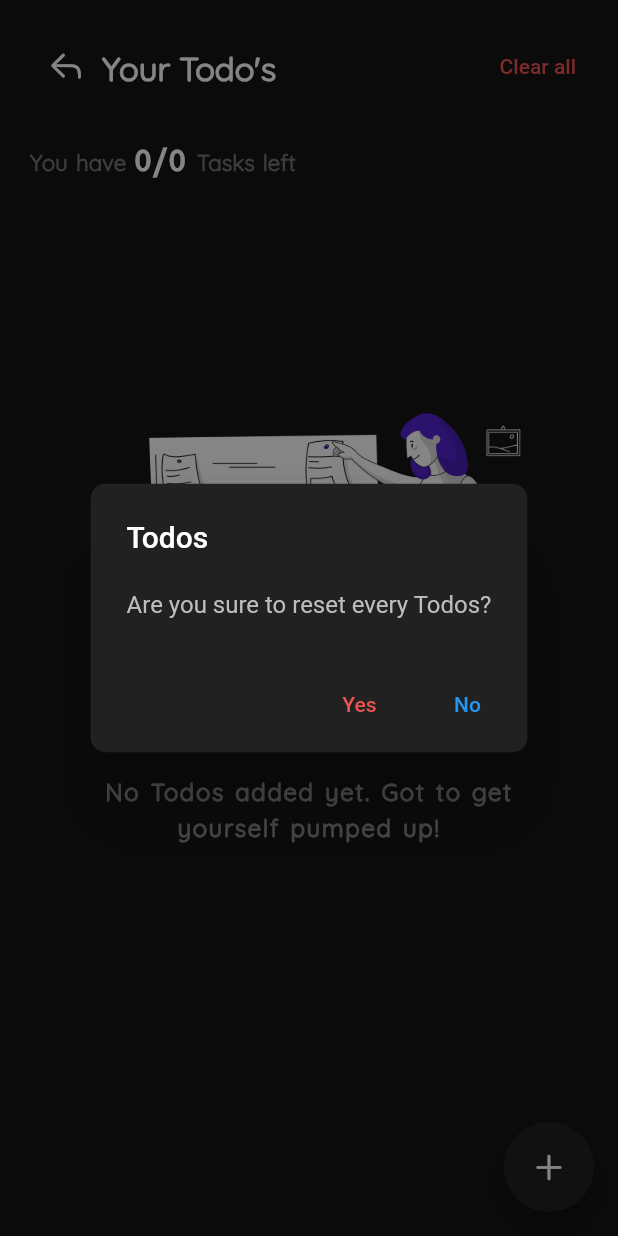
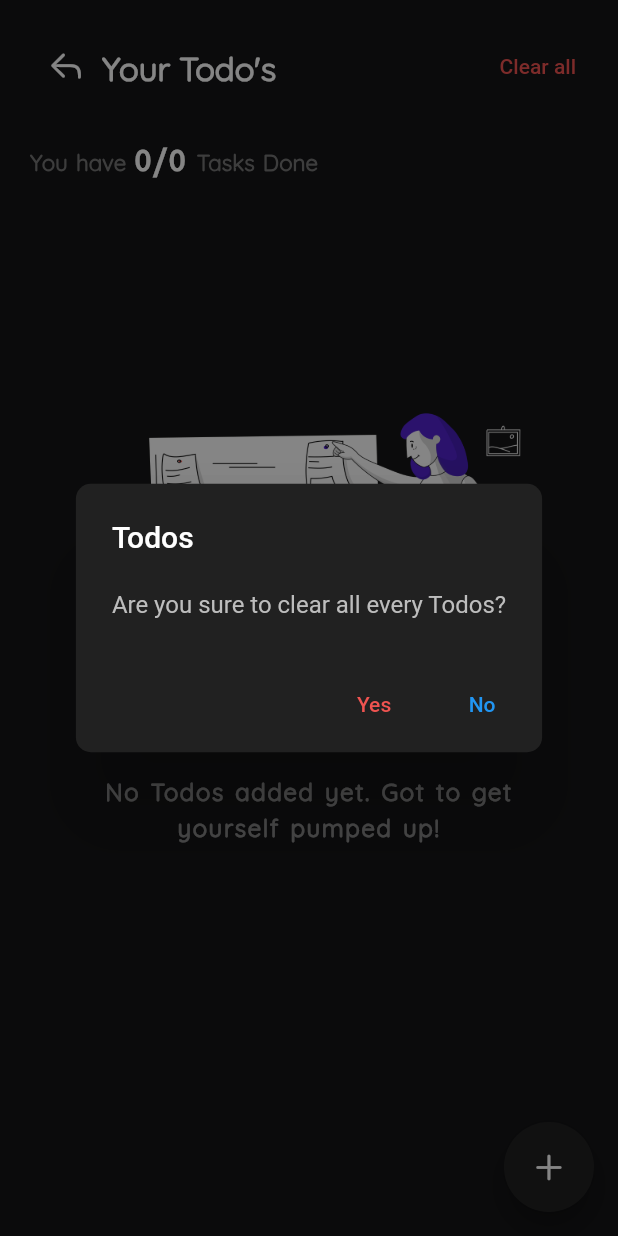
Before and after one commit to PratikJH153/UnStack, a Flutter app: the TodoListPage screen opened by its route, after a tap on "Clear all", on a phone screen of 412 x 824 dp. Run offline on Flutter 3.47's test engine with Material 2 defaults, Android fonts, the phone set to English and light mode, and no system bars; drawn by our look-alikes of percent_indicator; our stand-ins replace confetti, flutter_slidable, google_mobile_ads, shared_preferences, sqflite; missing offline and left inert: slide_to_confirm; accounts and stored records are empty; statements that could not run were skipped; project files that could hold a hidden picture were left out.

Commit message:
More changes done

```diff
--- a/lib/views/add_timeline_page.dart
+++ b/lib/views/add_timeline_page.dart
@@ -4,11 +4,9 @@ import 'package:dailytodo/views/wrapper.dart';
 import 'package:dailytodo/widgets/alert_dialog.dart';
 import 'package:dailytodo/widgets/app_bar.dart';
 import 'package:dailytodo/widgets/constants.dart';
-import 'package:dailytodo/widgets/floatingactionButton.dart';
 import 'package:dailytodo/widgets/priority_widget.dart';
 import 'package:dailytodo/widgets/snackbar_widget.dart';
 import 'package:dailytodo/widgets/textFields.dart';
-import 'package:flutter/cupertino.dart';
 import 'package:flutter/material.dart';
 
 class AddTimeLinePage extends StatefulWidget {
@@ -109,6 +107,7 @@ class _AddTimeLinePageState extends State<AddTimeLinePage> {
                           builder: (context) {
                             return alertDialog(
                               title: "Timelines",
+                              label: "reset",
                               context: context,
                               isYes: () async {
                                 await DatabaseService.instance.deleteAllDays();
@@ -149,6 +148,7 @@ class _AddTimeLinePageState extends State<AddTimeLinePage> {
                   margin: const EdgeInsets.only(top: 20),
                   child: TextFieldWidget(
                     hintText: "Description",
+                    isDes: true,
                     textEditingController: _desController,
                   ),
                 ),
--- a/lib/views/add_todo_page.dart
+++ b/lib/views/add_todo_page.dart
@@ -2,12 +2,10 @@ import 'package:dailytodo/database/database.dart';
 import 'package:dailytodo/helper/ad_helper.dart';
 import 'package:dailytodo/models/todo.dart';
 import 'package:dailytodo/helper/todo_data.dart';
-import 'package:dailytodo/views/todo_list.dart';
 import 'package:dailytodo/views/todo_list_page.dart';
 import 'package:dailytodo/views/wrapper.dart';
 import 'package:dailytodo/widgets/app_bar.dart';
 import 'package:dailytodo/widgets/constants.dart';
-import 'package:dailytodo/widgets/floatingactionButton.dart';
 import 'package:dailytodo/widgets/priority_widget.dart';
 import 'package:dailytodo/widgets/snackbar_widget.dart';
 import 'package:dailytodo/widgets/textFields.dart';
@@ -57,6 +55,7 @@ class _AddTodoPageState extends State<AddTodoPage> {
             Wrapper.id, (Route<dynamic> route) => false);
       }
     } else {
+      ScaffoldMessenger.of(context).hideCurrentSnackBar();
       ScaffoldMessenger.of(context).showSnackBar(
         snackBarWidget(
           title: "Please enter a valid title",
@@ -138,7 +137,7 @@ class _AddTodoPageState extends State<AddTodoPage> {
                 Container(
                   decoration: containerDecoration,
                   child: TextFieldWidget(
-                    hintText: "Enter the task",
+                    hintText: "Enter a task",
                     textEditingController: _titleController,
                   ),
                 ),
--- a/lib/views/calendar_page.dart
+++ b/lib/views/calendar_page.dart
@@ -6,7 +6,6 @@ import 'package:dailytodo/widgets/no_todo_widget.dart';
 import 'package:dailytodo/widgets/tap_day_widget.dart';
 import 'package:flutter/cupertino.dart';
 import 'package:flutter/material.dart';
-import 'package:provider/provider.dart';
 
 class CalendarPage extends StatefulWidget {
   @override
@@ -47,7 +46,8 @@ class _CalendarPageState extends State<CalendarPage> {
                           setState(() {});
                           Navigator.pop(context);
                         },
-                        title: "Todos",
+                        label: "reset",
+                        title: "Daily Tracks",
                       );
                     },
                   );
--- a/lib/views/home.dart
+++ b/lib/views/home.dart
@@ -163,7 +163,7 @@ class _HomePageState extends State<HomePage> {
                                         arcType: ArcType.FULL,
                                         animateFromLastPercent: true,
                                         arcBackgroundColor: Colors.black26,
-                                        radius: 130.0,
+                                        radius: 120.0,
                                         animation: true,
                                         animationDuration: 1200,
                                         lineWidth: 20.0,
--- a/lib/views/later/add_challenge_page.dart
+++ b/lib/views/later/add_challenge_page.dart
@@ -120,6 +120,7 @@ class _AddChallengePageState extends State<AddChallengePage> {
                                     Wrapper.id,
                                     (Route<dynamic> route) => false);
                               },
+                              label: "reset",
                               title: "Challenges",
                             );
                           },
--- a/lib/views/later/challenge_page.dart
+++ b/lib/views/later/challenge_page.dart
@@ -3,7 +3,6 @@ import 'package:dailytodo/models/challenge.dart';
 import 'package:dailytodo/views/later/add_challenge_page.dart';
 import 'package:dailytodo/widgets/confirmation_slider.dart';
 import 'package:dailytodo/widgets/constants.dart';
-import 'package:dailytodo/widgets/floatingactionButton.dart';
 import 'package:dailytodo/widgets/no_todo_widget.dart';
 import 'package:dailytodo/widgets/snackbar_widget.dart';
 import 'package:flutter/cupertino.dart';
--- a/lib/views/later/plan_goals_page.dart
+++ b/lib/views/later/plan_goals_page.dart
@@ -2,7 +2,6 @@ import 'package:dailytodo/database/database.dart';
 import 'package:dailytodo/models/goal.dart';
 import 'package:dailytodo/views/later/add_planned_goals_page.dart';
 import 'package:dailytodo/widgets/constants.dart';
-import 'package:dailytodo/widgets/floatingactionButton.dart';
 import 'package:dailytodo/widgets/goal_tile.dart';
 import 'package:dailytodo/widgets/no_todo_widget.dart';
 import 'package:flutter/cupertino.dart';
--- a/lib/views/tab_view_page.dart
+++ b/lib/views/tab_view_page.dart
@@ -1,8 +1,6 @@
 import 'package:dailytodo/views/calendar_page.dart';
-import 'package:dailytodo/views/later/challenge_page.dart';
 import 'package:dailytodo/views/home.dart';
 import 'package:dailytodo/views/info_page.dart';
-import 'package:dailytodo/views/later/plan_goals_page.dart';
 import 'package:dailytodo/views/timeline_page.dart';
 import 'package:dailytodo/views/todo_list_page.dart';
 import 'package:dailytodo/widgets/constants.dart';
--- a/lib/views/timeline_page.dart
+++ b/lib/views/timeline_page.dart
@@ -2,7 +2,6 @@ import 'package:dailytodo/database/database.dart';
 import 'package:dailytodo/models/timeline.dart';
 import 'package:dailytodo/views/add_timeline_page.dart';
 import 'package:dailytodo/widgets/constants.dart';
-import 'package:dailytodo/widgets/floatingactionButton.dart';
 import 'package:dailytodo/widgets/no_todo_widget.dart';
 import 'package:flutter/cupertino.dart';
 import 'package:flutter/material.dart';
--- a/lib/views/todo_list_page.dart
+++ b/lib/views/todo_list_page.dart
@@ -3,7 +3,6 @@ import 'package:dailytodo/views/add_todo_page.dart';
 import 'package:dailytodo/views/todo_list.dart';
 import 'package:dailytodo/widgets/alert_dialog.dart';
 import 'package:dailytodo/widgets/constants.dart';
-import 'package:dailytodo/widgets/floatingactionButton.dart';
 import 'package:flutter/cupertino.dart';
 import 'package:flutter/material.dart';
 import 'package:percent_indicator/linear_percent_indicator.dart';
@@ -68,6 +67,7 @@ class TodoListPage extends StatelessWidget {
                                   .clearData();
                               Navigator.pop(context);
                             },
+                            label: "clear all",
                             title: "Todos",
                           );
                         },
@@ -98,7 +98,7 @@ class TodoListPage extends StatelessWidget {
                         letterSpacing: 2,
                       )),
                   TextSpan(
-                    text: " Tasks left",
+                    text: " Tasks Done",
                   ),
                 ]),
               ),
--- a/lib/widgets/alert_dialog.dart
+++ b/lib/widgets/alert_dialog.dart
@@ -3,6 +3,7 @@ import 'package:flutter/material.dart';
 AlertDialog alertDialog({
   BuildContext? context,
   required String title,
+  required String label,
   Function? isYes,
 }) {
   return AlertDialog(
@@ -10,7 +11,7 @@ AlertDialog alertDialog({
     shape: RoundedRectangleBorder(borderRadius: BorderRadius.circular(10)),
     title: Text(title),
     content: Text(
-      "Are you sure to reset every $title?",
+      "Are you sure to $label every $title?",
       style: const TextStyle(
         color: Color(0xFFBDBDBD),
         fontWeight: FontWeight.w400,
--- a/lib/widgets/first_todo_widget.dart
+++ b/lib/widgets/first_todo_widget.dart
@@ -1,7 +1,6 @@
 import 'package:dailytodo/models/todo.dart';
 import 'package:dailytodo/widgets/confirmation_slider.dart';
 import 'package:dailytodo/widgets/constants.dart';
-import 'package:dailytodo/widgets/priority_widget.dart';
 import 'package:flutter/material.dart';
 
 class FirstTodoWidget extends StatelessWidget {
--- a/lib/widgets/textFields.dart
+++ b/lib/widgets/textFields.dart
@@ -22,7 +22,11 @@ class TextFieldWidget extends StatelessWidget {
       autocorrect: true,
       textCapitalization: TextCapitalization.sentences,
       decoration: InputDecoration(
-        contentPadding: const EdgeInsets.only(left: 12),
+        contentPadding: EdgeInsets.only(
+          left: 12,
+          top: isDes ? 10 : 0,
+          bottom: isDes ? 10 : 0,
+        ),
         border: InputBorder.none,
         hintText: hintText,
         hintStyle: kHintTextFieldTextStyle,
```
Also changed, not shown: lib/widgets/confirmation_slider.dart (+6 -1 lines).
